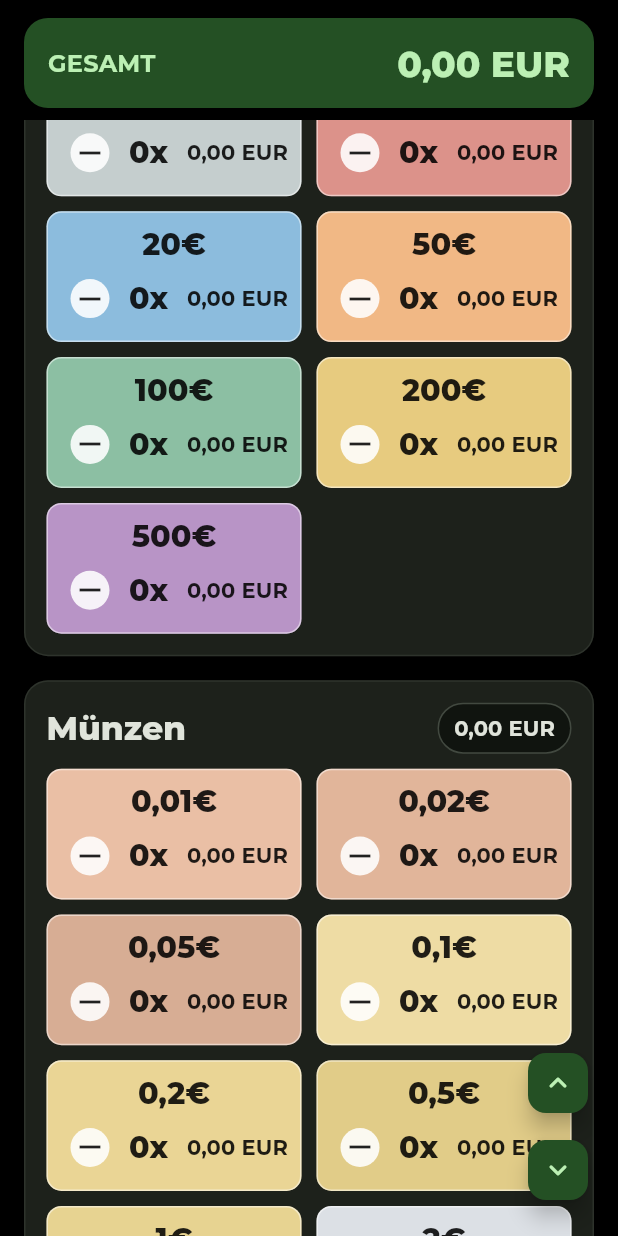
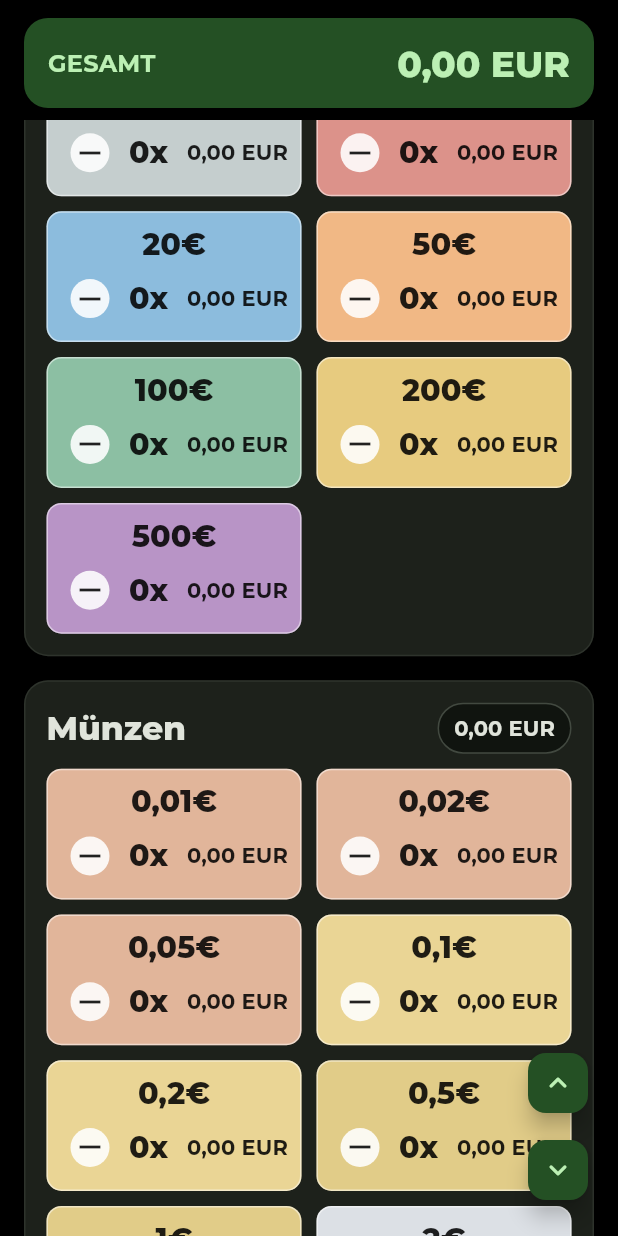
Before and after one commit to Fred-Bauer/kassenrechner, a Flutter app: the screen it shows after launch, scrolled down 576 dp, on a phone screen of 412 x 824 dp. Run offline on Flutter 3.47's test engine with Material 3 defaults, Android fonts, the phone set to English and light mode, and no system bars; our stand-ins replace google_fonts.

Commit message:
deploy, link zu readme und münzfarben einheitlicher

```diff
--- a/lib/data/cash_categories.dart
+++ b/lib/data/cash_categories.dart
@@ -38,13 +38,13 @@ const List<CashCategory> cashCategories = [
     useValueAsLabel: true,
     items: [
       CashItem(id: 'muenze_2', label: '2€ Münze', value: 2.0, cardColor: Color(0xFFC0C6CF)),
-      CashItem(id: 'muenze_1', label: '1€ Münze', value: 1.0, cardColor: Color(0xFFD4AF37)),
+      CashItem(id: 'muenze_1', label: '1€ Münze', value: 1.0, cardColor: Color(0xFFC9A227)),
       CashItem(id: 'muenze_50c', label: '50ct Münze', value: 0.5, cardColor: Color(0xFFC9A227)),
       CashItem(id: 'muenze_20c', label: '20ct Münze', value: 0.2, cardColor: Color(0xFFD8B23F)),
-      CashItem(id: 'muenze_10c', label: '10ct Münze', value: 0.1, cardColor: Color(0xFFE0BF59)),
-      CashItem(id: 'muenze_5c', label: '5ct Münze', value: 0.05, cardColor: Color(0xFFB66A3C)),
+      CashItem(id: 'muenze_10c', label: '10ct Münze', value: 0.1, cardColor: Color(0xFFD8B23F)),
+      CashItem(id: 'muenze_5c', label: '5ct Münze', value: 0.05, cardColor: Color(0xFFC87848)),
       CashItem(id: 'muenze_2c', label: '2ct Münze', value: 0.02, cardColor: Color(0xFFC87848)),
-      CashItem(id: 'muenze_1c', label: '1ct Münze', value: 0.01, cardColor: Color(0xFFD98A5C)),
+      CashItem(id: 'muenze_1c', label: '1ct Münze', value: 0.01, cardColor: Color(0xFFC87848)),
     ],
   ),
 ];
```
Also changed, not shown: 2 other files.
